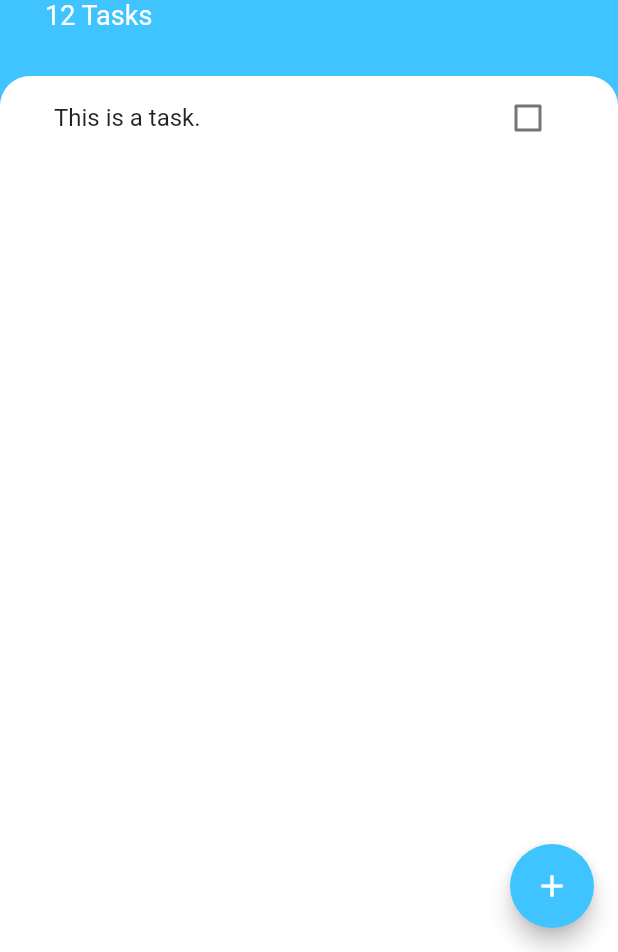
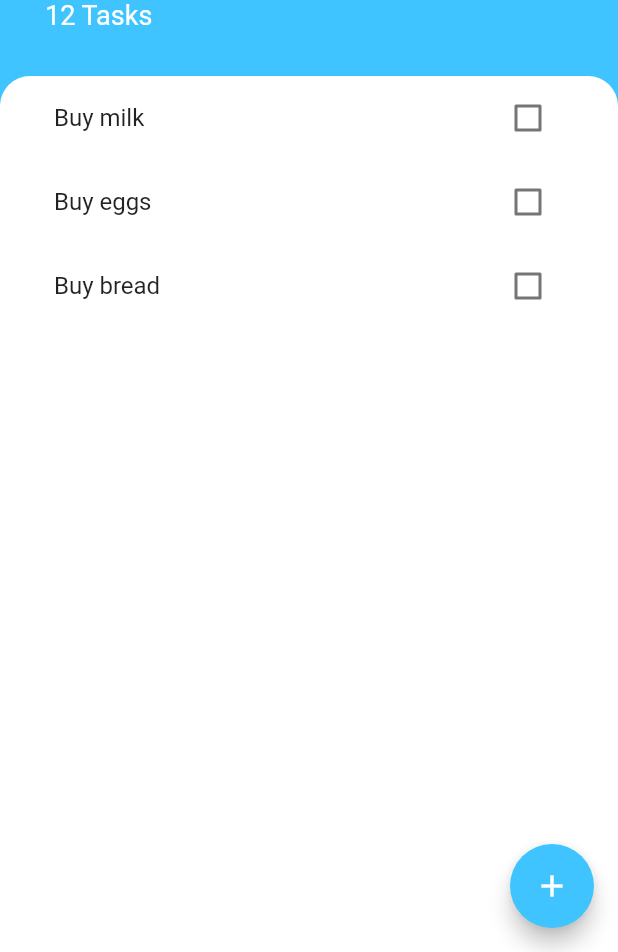
Before and after one commit to rakshitas24/Todoey, a Flutter app: the screen it shows after launch, on a phone screen of 412 x 824 dp, the part 284-1236 px from its top. Run offline on Flutter 3.47's test engine with Material 2 defaults, Android fonts, the phone set to English and light mode, and no system bars.

Commit message:
ListView Builder added

```diff
--- /dev/null
+++ b/lib/task.dart
@@ -0,0 +1,11 @@
+import 'package:flutter/material.dart';
+
+class Task {
+  final String name;
+  bool isDone;
+
+  Task({this.isDone = false, required this.name});
+  void toggleDone() {
+    isDone = !isDone;
+  }
+}
--- a/lib/tasks_list.dart
+++ b/lib/tasks_list.dart
@@ -1,14 +1,35 @@
 import 'package:flutter/material.dart';
 import 'tasks_tile.dart';
+import 'task.dart';
 
-class TasksList extends StatelessWidget {
+class TasksList extends StatefulWidget {
+  @override
+  State<TasksList> createState() => _TasksListState();
+}
+
+class _TasksListState extends State<TasksList> {
+  List<Task> tasks = [
+    Task(name: 'Buy milk'),
+    Task(name: 'Buy eggs'),
+    Task(name: 'Buy bread'),
+  ];
 
   @override
   Widget build(BuildContext context) {
-    return ListView(
-      children: <Widget>[
-        TaskTile(),
-      ],
+    return ListView.builder(
+      itemBuilder: (context, index) {
+        return TaskTile(
+            isChecked: tasks[index].isDone,
+            taskTitle: tasks[index].name,
+            checkboxCallback : (checkboxState) {
+          setState(() {
+            tasks[index].toggleDone();
+          });
+        }
+
+            );
+      },
+      itemCount: tasks.length,
     );
   }
 }
--- a/lib/tasks_tile.dart
+++ b/lib/tasks_tile.dart
@@ -2,48 +2,26 @@
 
 import 'package:flutter/material.dart';
 
-class TaskTile extends StatefulWidget {
+class TaskTile extends StatelessWidget {
 
-  @override
-  State<TaskTile> createState() => _TaskTileState();
-}
+   final bool isChecked;
+   final String taskTitle;
+   final void Function(bool?) checkboxCallback;
 
-class _TaskTileState extends State<TaskTile> {
-
-   bool isChecked = false;
+   TaskTile({required this.isChecked, required this.taskTitle, required this.checkboxCallback});
 
   @override
   Widget build(BuildContext context) {
     return ListTile(
       title: Text(
-        'This is a task.',
+        taskTitle,
         style: TextStyle(decoration: isChecked ? TextDecoration.lineThrough : null),
       ),
-      trailing: TaskCheckBox(
-        checkboxState : isChecked,
-        toggleCheckBoxState : (checkboxState) {
-          setState(() {
-            isChecked = checkboxState;
-          });
-        }
-      ),
+      trailing: Checkbox(
+      activeColor: Colors.lightBlueAccent,
+      value: isChecked,
+      onChanged: checkboxCallback,
+    ),
     );
   }
 }
-
-class TaskCheckBox extends StatelessWidget{
-
- final bool checkboxState;
- final void Function(dynamic) toggleCheckBoxState;
-
- TaskCheckBox({required this.checkboxState, required this.toggleCheckBoxState});
-
-  @override
-  Widget build(BuildContext context) {
-    return Checkbox(
-      activeColor: Colors.lightBlueAccent,
-      value: checkboxState,
-      onChanged: toggleCheckBoxState,
-    );
-  }
-}
```
